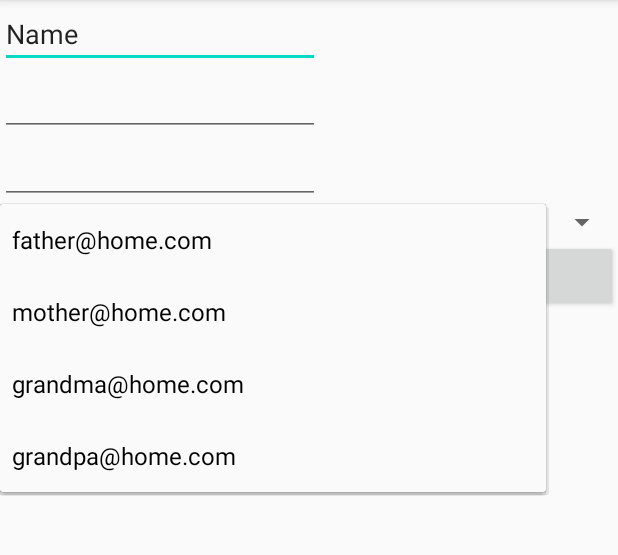
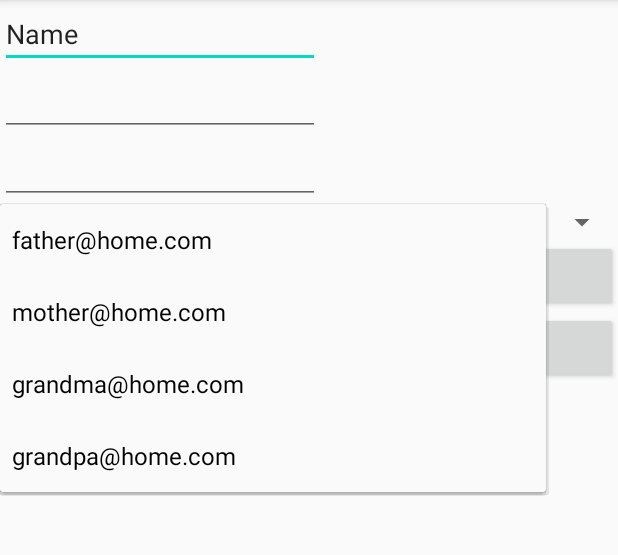
Before and after one commit to JG-Scott/Assignment2_Android, an Android app: the screen it shows after launch (MainActivity), after a tap on "father@home.com", on a phone screen of 412 x 824 dp, the part 84-639 px from its top. Run offline under Robolectric (Android 15) with nearby library versions, the phone set to English and light mode, and no system bars; our stand-ins replace Firebase (no records; nobody signed in at launch, a user with empty details on screens opened directly).

Commit message:
small changes, going to switch to my own branch

```diff
--- a/Assignment2/app/src/main/java/com/example/assignment2/MainActivity.java
+++ b/Assignment2/app/src/main/java/com/example/assignment2/MainActivity.java
@@ -3,12 +3,14 @@ package com.example.assignment2;
 import androidx.appcompat.app.AppCompatActivity;
 
 import android.bluetooth.BluetoothClass;
+import android.content.Intent;
 import android.content.SharedPreferences;
 import android.os.Bundle;
 import android.util.Log;
 import android.view.View;
 import android.widget.AdapterView;
 import android.widget.ArrayAdapter;
+import android.widget.Button;
 import android.widget.EditText;
 import android.widget.Spinner;
 import android.widget.TextView;
@@ -42,10 +44,23 @@ public class MainActivity extends AppCompatActivity {
         // get or create SharedPreferences
         sharedPref = getSharedPreferences("myPref", MODE_PRIVATE);
         database = FirebaseDatabase.getInstance();
+        Button send = findViewById(R.id.button);
+        send.setOnClickListener(new View.OnClickListener() {
+            public void onClick(View v) {
+                sendReading();
+            }
+        });
 
+
+        Button average = findViewById(R.id.buttonAVG);
+        send.setOnClickListener(new View.OnClickListener() {
+            public void onClick(View v) {
+                toAverageScreen();
+            }
+        });
     }
 
-    public void sendReading(View view){
+    public void sendReading(){
         EditText nameText = findViewById(R.id.Name);
         EditText dia = findViewById(R.id.Dia);
         EditText sys = findViewById(R.id.Sys);
@@ -90,4 +105,9 @@ public class MainActivity extends AppCompatActivity {
             }
         });
     }
+
+
+    public void toAverageScreen(){
+//        Intent i = new Intent(getApplicationContext(), )
+    }
 }
--- a/Assignment2/app/src/main/res/layout/activity_main.xml
+++ b/Assignment2/app/src/main/res/layout/activity_main.xml
@@ -37,8 +37,13 @@
         android:id="@+id/button"
         android:layout_width="match_parent"
         android:layout_height="wrap_content"
-        android:onClick="sendReading"
-        android:text="Button" />
+        android:text="@string/SendReadingButton" />
+
+    <Button
+        android:id="@+id/buttonAVG"
+        android:layout_width="match_parent"
+        android:layout_height="wrap_content"
+        android:text="@string/AvgButton" />
 
 
 </LinearLayout>
--- /dev/null
+++ b/Assignment2/app/src/main/res/layout/average_listview.xml
@@ -0,0 +1,6 @@
+<?xml version="1.0" encoding="utf-8"?>
+<androidx.constraintlayout.widget.ConstraintLayout
+    xmlns:android="http://schemas.android.com/apk/res/android" android:layout_width="match_parent"
+    android:layout_height="match_parent">
+
+</androidx.constraintlayout.widget.ConstraintLayout>
--- a/Assignment2/app/src/main/res/values/strings.xml
+++ b/Assignment2/app/src/main/res/values/strings.xml
@@ -1,5 +1,7 @@
 <resources>
     <string name="app_name">Assignment2</string>
+    <string name="AvgButton">View Average Readings</string>
+    <string name="SendReadingButton">Submit Reading</string>
 
     <array name="familyMember">
     <item>father@home.com</item>
```
